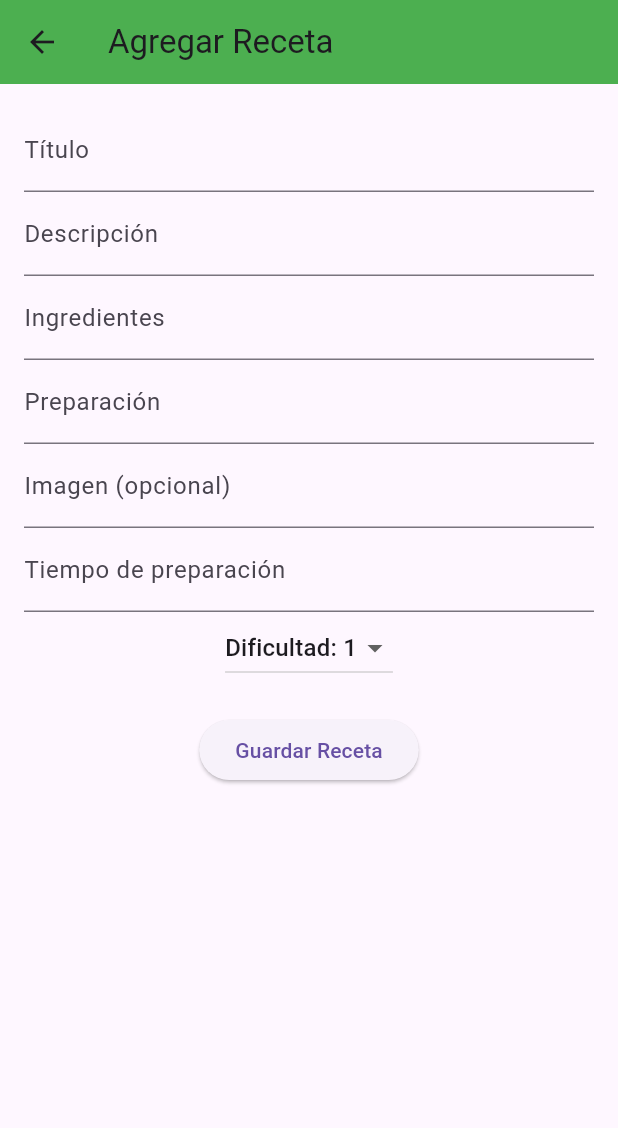
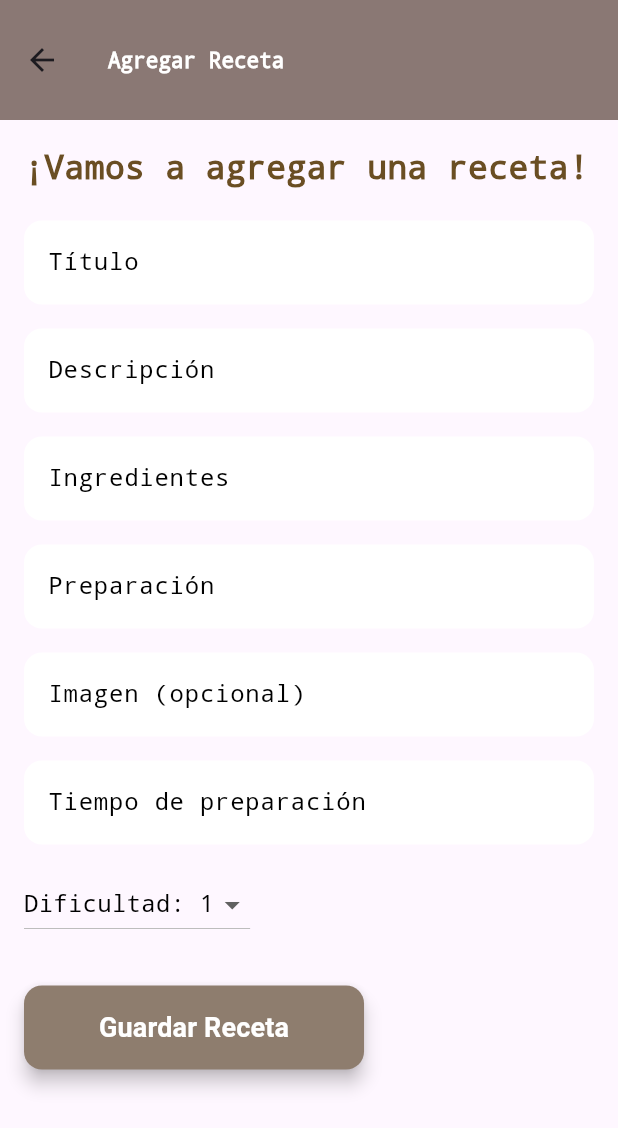
Before and after one commit to ASantiagoNunezG/DART, a Flutter app: the screen it shows after launch, after a tap on the "add" icon, on a phone screen of 412 x 824 dp. Shown: the top 1128 px of the screen. Run offline on Flutter 3.47's test engine with Material 3 defaults, Android fonts, the phone set to English and light mode, and no system bars; our stand-ins replace flutter_svg, sqflite, universal_platform; accounts and stored records are empty.

Commit message:
version 3.0, diseño incluido, terminado el CRUD

```diff
--- a/recetas/lib/models/receta.dart
+++ b/recetas/lib/models/receta.dart
@@ -1,5 +1,3 @@
-//lib/models/receta.dart
-
 class RecetaFields {
   static const List<String> values = [
     id,
--- a/recetas/lib/screens/agregar_receta_screen.dart
+++ b/recetas/lib/screens/agregar_receta_screen.dart
@@ -37,7 +37,7 @@ class _AgregarRecetaScreenState extends State<AgregarRecetaScreen> {
           descripcionController.text = receta.descripcion;
           ingredientesController.text = receta.ingredientes;
           preparacionController.text = receta.preparacion;
-          imagenController.text = receta.imagen ?? '';
+          imagenController.text = receta.imagen ?? ' ';
           tiempoPreparacionController.text = receta.tiempoPreparacion.toString();
           dificultad = receta.dificultad;
         });
@@ -56,7 +56,7 @@ class _AgregarRecetaScreenState extends State<AgregarRecetaScreen> {
       descripcion: descripcionController.text,
       ingredientes: ingredientesController.text,
       preparacion: preparacionController.text,
-      imagen: imagenController.text.isEmpty ? null : imagenController.text,
+      imagen: imagenController.text.trim().isEmpty ? null : imagenController.text.trim(),
       dificultad: dificultad,
       tiempoPreparacion: int.parse(tiempoPreparacionController.text),
     );
@@ -76,7 +76,14 @@ class _AgregarRecetaScreenState extends State<AgregarRecetaScreen> {
     return Scaffold(
       appBar: AppBar(
         title: Text(widget.recetaId == null ? "Agregar Receta" : "Editar Receta"),
-        backgroundColor: Colors.green,
+        backgroundColor: Color(0xFF8E7D6E), // Mantener color marrón en la barra
+        elevation: 6,
+        toolbarHeight: 80,
+        titleTextStyle: TextStyle(
+          fontFamily: 'Courier', // Retro font
+          fontWeight: FontWeight.bold,
+          color: Colors.white,
+        ),
       ),
       body: Padding(
         padding: const EdgeInsets.all(16.0),
@@ -84,38 +91,93 @@ class _AgregarRecetaScreenState extends State<AgregarRecetaScreen> {
             ? const Center(child: CircularProgressIndicator())
             : SingleChildScrollView(
                 child: Column(
+                  crossAxisAlignment: CrossAxisAlignment.start,
                   children: [
-                    TextField(
-                      controller: tituloController,
-                      decoration: const InputDecoration(labelText: 'Título'),
+                    Text(
+                      widget.recetaId == null ? "¡Vamos a agregar una receta!" : "Edita tu receta",
+                      style: TextStyle(
+                        fontSize: 22,
+                        fontWeight: FontWeight.bold,
+                        color: Color(0xFF6A4E23),
+                        fontFamily: 'Courier',
                       ),
-                    TextField(
-                      controller: descripcionController,
-                      decoration: const InputDecoration(labelText: 'Descripción'),
                     ),
-                    TextField(
-                      controller: ingredientesController,
-                      decoration: const InputDecoration(labelText: 'Ingredientes'),
+                    const SizedBox(height: 20),
+                    _buildTextField(tituloController, 'Título', Colors.black, Colors.white),
+                    const SizedBox(height: 16),
+                    _buildTextField(descripcionController, 'Descripción', Colors.black, Colors.white),
+                    const SizedBox(height: 16),
+                    _buildTextField(ingredientesController, 'Ingredientes', Colors.black, Colors.white),
+                    const SizedBox(height: 16),
+                    _buildTextField(preparacionController, 'Preparación', Colors.black, Colors.white),
+                    const SizedBox(height: 16),
+                    _buildTextField(imagenController, 'Imagen (opcional)', Colors.black, Colors.white),
+                    const SizedBox(height: 16),
+                    _buildTextField(tiempoPreparacionController, 'Tiempo de preparación', Colors.black, Colors.white, TextInputType.number),
+                    const SizedBox(height: 16),
+                    _buildDropdown(),
+                    const SizedBox(height: 30),
+                    ElevatedButton(
+                      onPressed: saveReceta,
+                      child: Text(
+                        widget.recetaId == null ? "Guardar Receta" : "Actualizar Receta",
+                        style: const TextStyle(
+                          fontSize: 18,
+                          decorationColor: Colors.white,
+                          fontWeight: FontWeight.bold,
                         ),
-                    TextField(
-                      controller: preparacionController,
-                      decoration: const InputDecoration(labelText: 'Preparación'),
                       ),
-                    TextField(
-                      controller: imagenController,
-                      decoration: const InputDecoration(labelText: 'Imagen (opcional)'),
+                      style: ElevatedButton.styleFrom(
+                        padding: const EdgeInsets.symmetric(horizontal: 50, vertical: 15),
+                        shape: RoundedRectangleBorder(
+                          borderRadius: BorderRadius.circular(12),
                         ),
-                    TextField(
-                      controller: tiempoPreparacionController,
-                      decoration: const InputDecoration(labelText: 'Tiempo de preparación'),
-                      keyboardType: TextInputType.number,
+                        backgroundColor: Color(0xFF8E7D6E), // Mantener el marrón
+                        foregroundColor: Colors.white,
+                        shadowColor: Colors.black, // Agregar sombra para darle más profundidad
+                        elevation: 5, // Elevar un poco más el botón
                       ),
-                    DropdownButton<int>(
+                    )
+                  ],
+                ),
+              ),
+      ),
+    );
+  }
+
+  // Expandir
+  Widget _buildTextField(TextEditingController controller, String label, Color textColor, Color fillColor, [TextInputType inputType = TextInputType.text]) {
+    return TextField(
+      controller: controller,
+      keyboardType: inputType,
+      decoration: InputDecoration(
+        labelText: label,
+        labelStyle: TextStyle(
+          color: textColor,
+          fontFamily: 'Courier',
+        ),
+        filled: true,
+        fillColor: fillColor,
+        border: OutlineInputBorder(
+          borderRadius: BorderRadius.circular(12),
+          borderSide: BorderSide.none,
+        ),
+      ),
+    );
+  }
+
+  // Dropdown para el nivel de dificultad
+  Widget _buildDropdown() {
+    return DropdownButton<int>(
       value: dificultad,
+      dropdownColor: Colors.white, // Fondo blanco para el dropdown
       items: List.generate(5, (index) {
         return DropdownMenuItem(
           value: index + 1,
-                          child: Text('Dificultad: ${index + 1}'),
+          child: Text(
+            'Dificultad: ${index + 1}',
+            style: TextStyle(color: Colors.black, fontFamily: 'Courier'),
+          ),
         );
       }),
       onChanged: (value) {
@@ -123,16 +185,6 @@ class _AgregarRecetaScreenState extends State<AgregarRecetaScreen> {
           dificultad = value!;
         });
       },
-                    ),
-                    const SizedBox(height: 20),
-                    ElevatedButton(
-                      onPressed: saveReceta,
-                      child: Text(widget.recetaId == null ? "Guardar Receta" : "Actualizar Receta"),
-                    ),
-                  ],
-                ),
-              ),
-      ),
     );
   }
 }
--- a/recetas/lib/screens/home_screen.dart
+++ b/recetas/lib/screens/home_screen.dart
@@ -2,6 +2,7 @@ import 'package:flutter/material.dart';
 import '../utils/receta_database.dart';
 import '../models/receta.dart';
 import 'agregar_receta_screen.dart';
+import 'package:intl/intl.dart';
 
 class HomeScreen extends StatefulWidget {
   const HomeScreen({Key? key}) : super(key: key);
@@ -33,7 +34,6 @@ class _HomeScreenState extends State<HomeScreen> {
 
   // Navegar a la vista de agregar/editar receta
   goToAgregarRecetaScreen({int? id}) async {
-    // Si id es null, estamos agregando una receta nueva
     await Navigator.push(
       context,
       MaterialPageRoute(
@@ -84,46 +84,67 @@ class _HomeScreenState extends State<HomeScreen> {
   Widget build(BuildContext context) {
     return Scaffold(
       appBar: AppBar(
-        title: const Text("Recetas"),
-        backgroundColor: Colors.green,
+        title: const Text("Recetas de Cocina"),
+        backgroundColor: Color(0xFF8E7D6E), // Color marrón elegante
+        elevation: 10,
+        centerTitle: true,
+        titleTextStyle: TextStyle(
+          fontFamily: 'Courier', // Retro font
+          fontWeight: FontWeight.bold,
+          color: Colors.white,
+        ),
       ),
       body: Center(
         child: recetas.isEmpty
-            ? const Text(
-                'No hay recetas',
-                style: TextStyle(fontSize: 20, color: Colors.black),
+            ? const Padding(
+                padding: EdgeInsets.all(20.0),
+                child: Text(
+                  'No hay recetas disponibles. ¡Añade algunas!',
+                  style: TextStyle(fontSize: 20, color: Colors.black87),
+                  textAlign: TextAlign.center,
+                ),
               )
             : ListView.builder(
                 itemCount: recetas.length,
                 itemBuilder: (context, index) {
                   final receta = recetas[index];
                   return Padding(
-                    padding: const EdgeInsets.all(8.0),
+                    padding: const EdgeInsets.all(10.0),
                     child: Card(
-                      elevation: 4,
+                      color: Colors.orange.shade50,
+                      elevation: 12,
                       shape: RoundedRectangleBorder(
-                        borderRadius: BorderRadius.circular(15),
+                        borderRadius: BorderRadius.circular(20),
                       ),
                       child: Column(
                         children: [
                           ListTile(
+                            contentPadding: EdgeInsets.all(20),
                             title: Text(
                               receta.titulo,
                               style: const TextStyle(
                                 fontWeight: FontWeight.bold,
-                                fontSize: 18,
+                                fontSize: 22,
+                                fontFamily: 'Courier',
+                                color: Color(0xFF8E7D6E),
                               ),
                             ),
-                            subtitle: Text('Dificultad: ${receta.dificultad}'),
+                            subtitle: Text(
+                              'Dificultad: ${receta.dificultad}',
+                              style: TextStyle(
+                                  fontSize: 15,
+                                  color: Colors.orange.shade800,
+                                  fontStyle: FontStyle.italic),
+                            ),
                             trailing: Row(
                               mainAxisSize: MainAxisSize.min,
                               children: [
                                 IconButton(
-                                  icon: const Icon(Icons.edit),
+                                  icon: const Icon(Icons.edit, color: Colors.green),
                                   onPressed: () => goToAgregarRecetaScreen(id: receta.id),
                                 ),
                                 IconButton(
-                                  icon: const Icon(Icons.delete),
+                                  icon: const Icon(Icons.delete, color: Colors.red),
                                   onPressed: () => deleteReceta(receta.id),
                                 ),
                               ],
@@ -132,7 +153,7 @@ class _HomeScreenState extends State<HomeScreen> {
                           ),
                           if (recetaSeleccionada == receta)
                             Padding(
-                              padding: const EdgeInsets.all(8.0),
+                              padding: const EdgeInsets.symmetric(vertical: 15, horizontal: 20),
                               child: Column(
                                 crossAxisAlignment: CrossAxisAlignment.start,
                                 children: [
@@ -140,33 +161,46 @@ class _HomeScreenState extends State<HomeScreen> {
                                     "Descripción:",
                                     style: TextStyle(
                                         fontWeight: FontWeight.bold,
-                                        fontSize: 16),
+                                        fontSize: 18,
+                                        fontFamily: 'Courier'),
                                   ),
                                   Text(receta.descripcion),
-                                  const SizedBox(height: 10),
+                                  const SizedBox(height: 12), // Más espacio
                                   const Text(
                                     "Ingredientes:",
                                     style: TextStyle(
                                         fontWeight: FontWeight.bold,
-                                        fontSize: 16),
+                                        fontSize: 18,
+                                        fontFamily: 'Courier'),
                                   ),
                                   Text(receta.ingredientes),
-                                  const SizedBox(height: 10),
+                                  const SizedBox(height: 12),
                                   const Text(
                                     "Preparación:",
                                     style: TextStyle(
                                         fontWeight: FontWeight.bold,
-                                        fontSize: 16),
+                                        fontSize: 18,
+                                        fontFamily: 'Courier'),
                                   ),
                                   Text(receta.preparacion),
-                                  const SizedBox(height: 10),
+                                  const SizedBox(height: 12),
                                   const Text(
                                     "Tiempo de Preparación:",
                                     style: TextStyle(
                                         fontWeight: FontWeight.bold,
-                                        fontSize: 16),
+                                        fontSize: 18,
+                                        fontFamily: 'Courier'),
                                   ),
                                   Text("${receta.tiempoPreparacion} minutos"),
+                                  const SizedBox(height: 12), // Más espacio
+                                  const Text(
+                                    "Fecha del registro de la receta: ",
+                                    style: TextStyle(
+                                        fontWeight: FontWeight.bold,
+                                        fontSize: 18,
+                                        fontFamily: 'Courier'),
+                                  ),
+                                  Text(DateFormat('HH:mm dd/MM/yyyy').format(DateTime.parse(receta.fechaCreacion))),
                                 ],
                               ),
                             ),
@@ -180,7 +214,8 @@ class _HomeScreenState extends State<HomeScreen> {
       floatingActionButton: FloatingActionButton(
         onPressed: () => goToAgregarRecetaScreen(), // No se pasa id para agregar nueva receta
         tooltip: 'Agregar Receta',
-        child: const Icon(Icons.add),
+        backgroundColor: Color(0xFF8E7D6E),
+        child: const Icon(Icons.add, color: Colors.white),
       ),
     );
   }
--- a/recetas/lib/utils/receta_database.dart
+++ b/recetas/lib/utils/receta_database.dart
@@ -1,9 +1,6 @@
-//lib/utils/receta_database.dart
-import 'dart:io';
 import 'package:sqflite/sqflite.dart';
 import 'package:path/path.dart';
 import '../models/receta.dart';
-import 'package:path_provider/path_provider.dart';
 
 class RecetaDatabase {
   static final RecetaDatabase instance = RecetaDatabase._internal();
@@ -38,7 +35,7 @@ class RecetaDatabase {
         ${RecetaFields.ingredientes} ${RecetaFields.textType},
         ${RecetaFields.preparacion} ${RecetaFields.textType},
         ${RecetaFields.fechaCreacion} ${RecetaFields.textType},
-        ${RecetaFields.imagen} ${RecetaFields.textType},
+        ${RecetaFields.imagen} TEXT,
         ${RecetaFields.dificultad} ${RecetaFields.intType},
         ${RecetaFields.tiempoPreparacion} ${RecetaFields.intType}
       )
```
Lines whose indentation alone changed are shown as unchanged.
